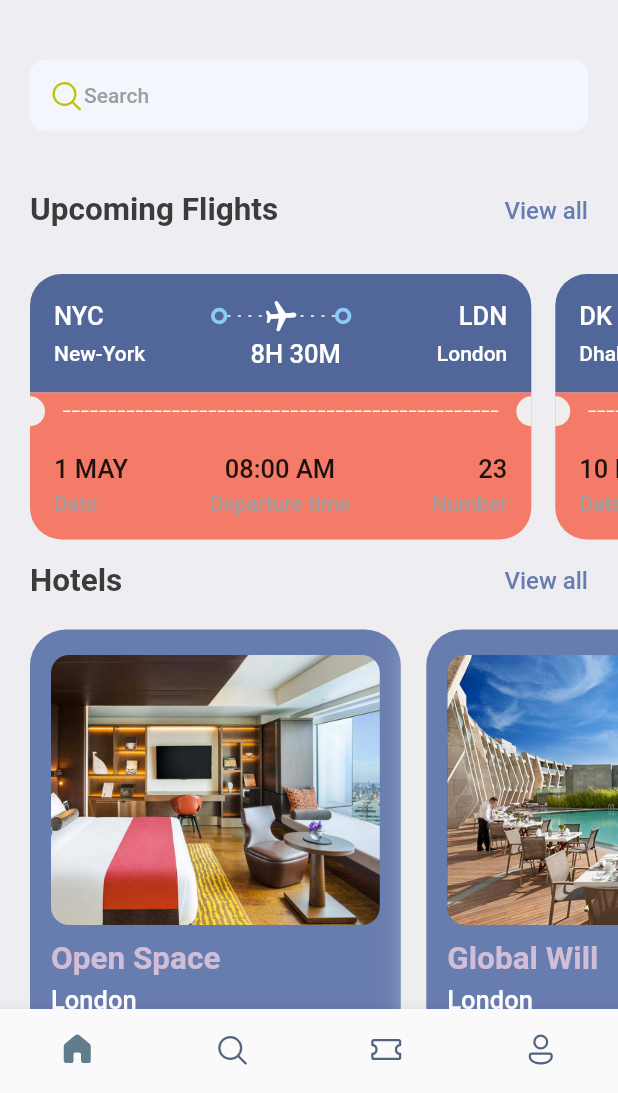
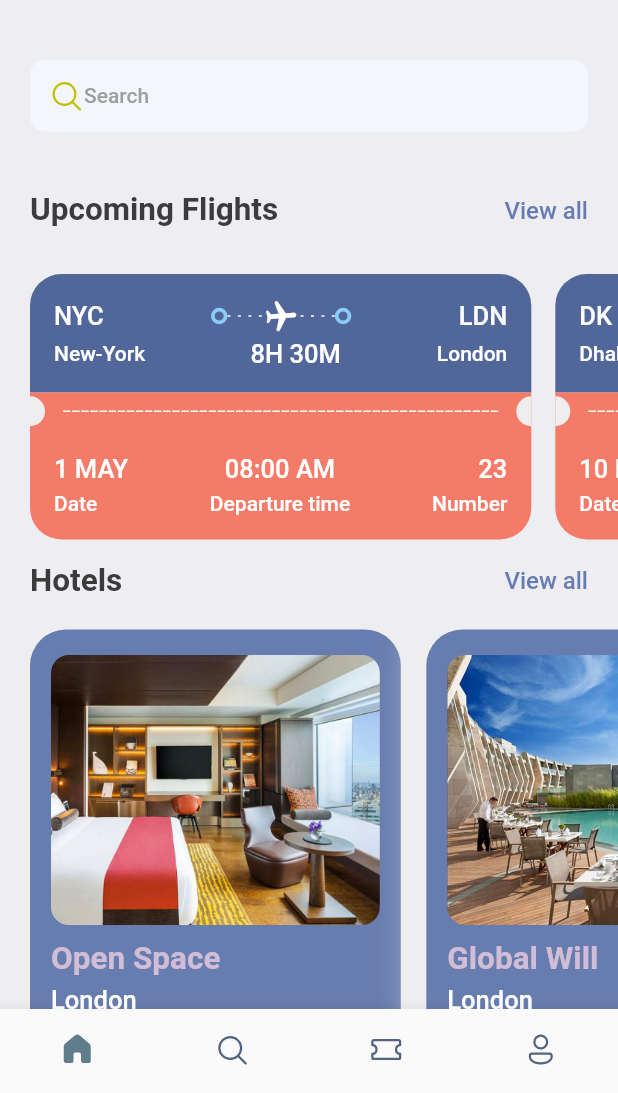
Before and after one commit to Den-JavaAndroid/TicketBookingApp, a Flutter app: the screen it shows after launch, on a phone screen of 412 x 824 dp, the part 143-1236 px from its top. Run offline on Flutter 3.47's test engine with Material 2 defaults, Android fonts, the phone set to English and light mode, and no system bars; our stand-ins replace barcode_widget, fluentui_icons, gap, get; missing offline and left inert: dart:html.

```diff
--- a/lib/screens/ticket_view.dart
+++ b/lib/screens/ticket_view.dart
@@ -198,9 +198,9 @@ class TicketView extends StatelessWidget {
                   Row(
                     mainAxisAlignment: MainAxisAlignment.spaceBetween,
                     children: [
-                      AppColumnLayout(firstText: ticket['date'], secondText: "Date", alignment: CrossAxisAlignment.start ),
-                      AppColumnLayout(firstText: ticket['departure_time'], secondText: "Departure time", alignment: CrossAxisAlignment.center),
-                      AppColumnLayout(firstText: ticket['number'].toString(), secondText: "Number", alignment: CrossAxisAlignment.end ),
+                      AppColumnLayout(firstText: ticket['date'], secondText: "Date", alignment: CrossAxisAlignment.start, isColor:  isColor, ),
+                      AppColumnLayout(firstText: ticket['departure_time'], secondText: "Departure time", alignment: CrossAxisAlignment.center, isColor:  isColor),
+                      AppColumnLayout(firstText: ticket['number'].toString(), secondText: "Number", alignment: CrossAxisAlignment.end , isColor:  isColor),
                     ],
                   )
                 ],
```
Also changed, not shown: lib/screens/ticket_screen.dart (+48 -6 lines).
